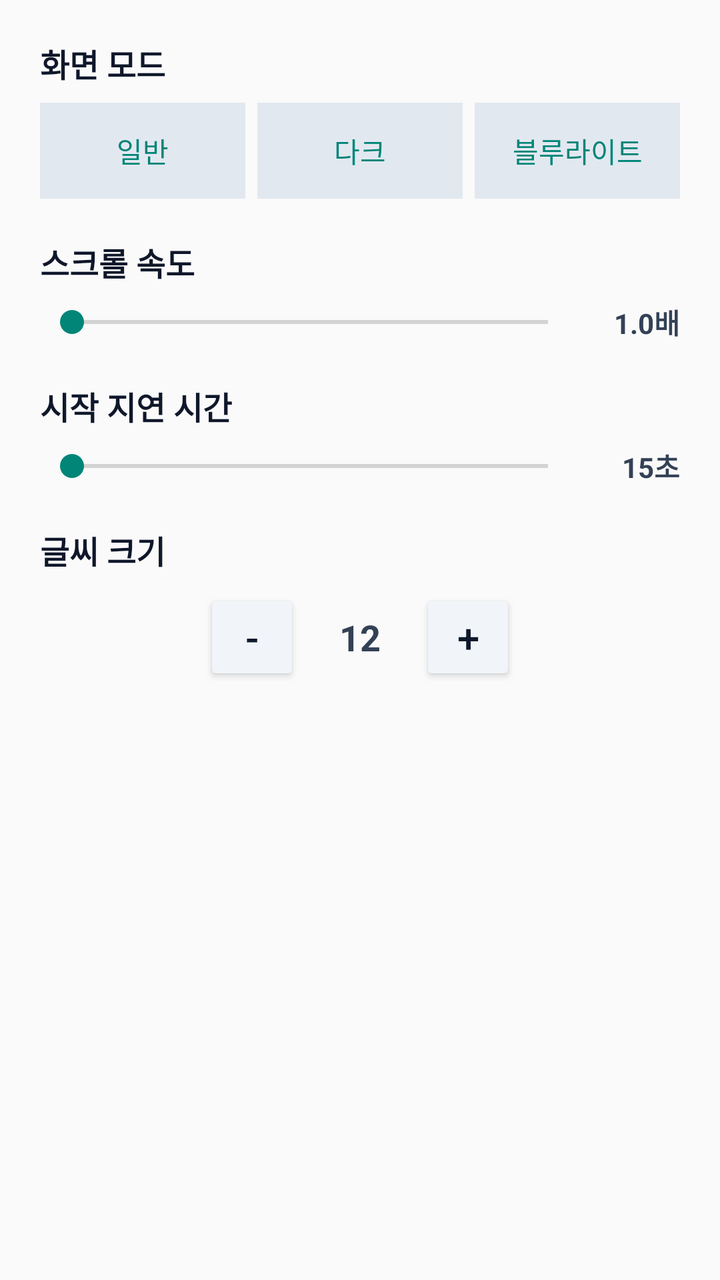
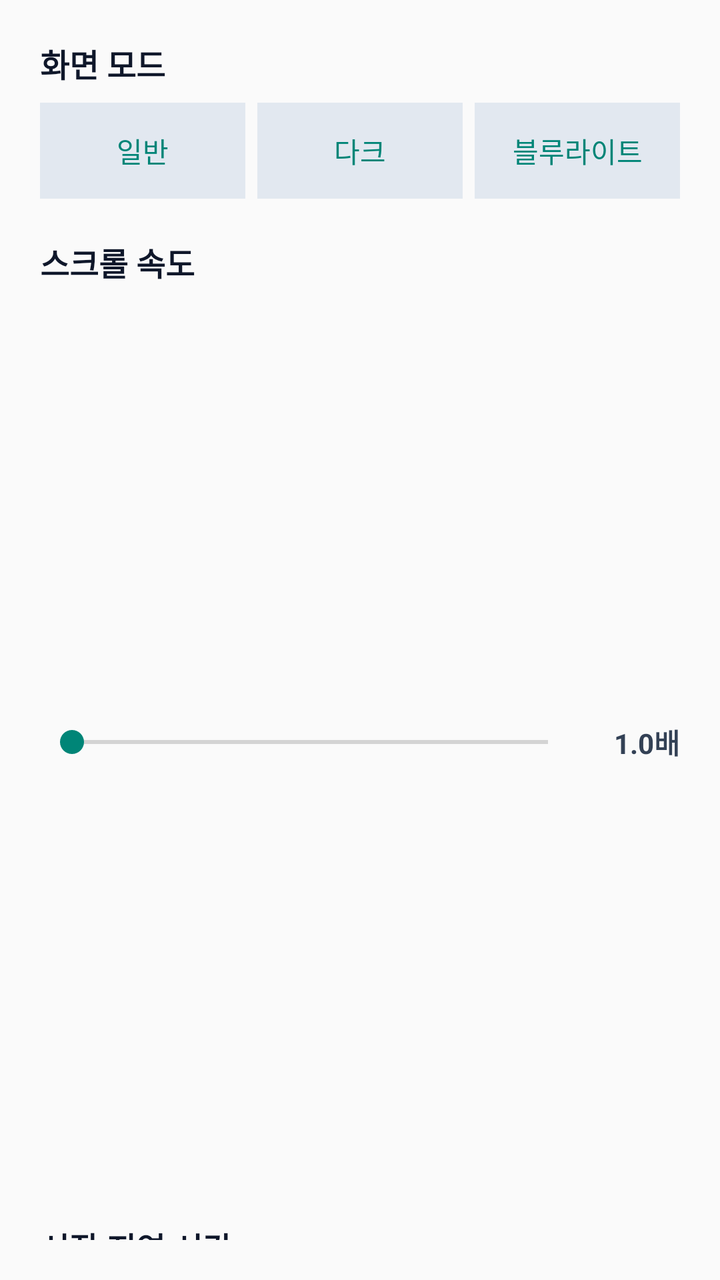

Compare the two renders of this Android layout. The source of the first and the diff that turns it into the second are given below.
<!-- AndroidManifest.xml: application theme android:Theme.Material.Light.NoActionBar -->
<!-- res/layout/dialog_display_settings.xml -->
<?xml version="1.0" encoding="utf-8"?>
<LinearLayout xmlns:android="http://schemas.android.com/apk/res/android"
    android:layout_width="match_parent"
    android:layout_height="wrap_content"
    android:orientation="vertical"
    android:padding="20dp">

    
    <TextView
        android:layout_width="wrap_content"
        android:layout_height="wrap_content"
        android:text="화면 모드"
        android:textStyle="bold"
        android:textColor="#0F172A"
        android:textSize="16sp" />

    <LinearLayout
        android:layout_width="match_parent"
        android:layout_height="wrap_content"
        android:orientation="horizontal"
        android:layout_marginTop="8dp">

        <Button
            android:id="@+id/themeNormalBtn"
            android:layout_width="0dp"
            android:layout_height="wrap_content"
            android:layout_weight="1"
            android:layout_marginEnd="4dp"
            style="?android:attr/buttonBarButtonStyle"
            android:background="#E2E8F0"
            android:text="일반" />

        <Button
            android:id="@+id/themeDarkBtn"
            android:layout_width="0dp"
            android:layout_height="wrap_content"
            android:layout_weight="1"
            android:layout_marginHorizontal="2dp"
            style="?android:attr/buttonBarButtonStyle"
            android:background="#E2E8F0"
            android:text="다크" />

        <Button
            android:id="@+id/themeBlueBtn"
            android:layout_width="0dp"
            android:layout_height="wrap_content"
            android:layout_weight="1"
            android:layout_marginStart="4dp"
            style="?android:attr/buttonBarButtonStyle"
            android:background="#E2E8F0"
            android:text="블루라이트" />
    </LinearLayout>

    
    <TextView
        android:layout_width="wrap_content"
        android:layout_height="wrap_content"
        android:layout_marginTop="20dp"
        android:text="스크롤 속도"
        android:textStyle="bold"
        android:textColor="#0F172A"
        android:textSize="16sp" />

    <LinearLayout
        android:layout_width="match_parent"
        android:layout_height="wrap_content"
        android:orientation="horizontal"
        android:gravity="center_vertical"
        android:layout_marginTop="8dp">
        <SeekBar
            android:id="@+id/displaySpeedSeekBar"
            android:layout_width="0dp"
            android:layout_height="wrap_content"
            android:layout_weight="1" />
        <TextView
            android:id="@+id/displaySpeedValue"
            android:layout_width="50dp"
            android:layout_height="wrap_content"
            android:gravity="end"
            android:text="1.0배"
            android:textColor="#334155"
            android:textStyle="bold" />
    </LinearLayout>

    
    <TextView
        android:layout_width="wrap_content"
        android:layout_height="wrap_content"
        android:layout_marginTop="20dp"
        android:text="시작 지연 시간"
        android:textStyle="bold"
        android:textColor="#0F172A"
        android:textSize="16sp" />

    <LinearLayout
        android:layout_width="match_parent"
        android:layout_height="wrap_content"
        android:orientation="horizontal"
        android:gravity="center_vertical"
        android:layout_marginTop="8dp">
        <SeekBar
            android:id="@+id/delaySeekBar"
            android:layout_width="0dp"
            android:layout_height="wrap_content"
            android:layout_weight="1"
            android:max="4" />
        <TextView
            android:id="@+id/delayValue"
            android:layout_width="50dp"
            android:layout_height="wrap_content"
            android:gravity="end"
            android:text="15초"
            android:textColor="#334155"
            android:textStyle="bold" />
    </LinearLayout>

    
    <TextView
        android:layout_width="wrap_content"
        android:layout_height="wrap_content"
        android:layout_marginTop="20dp"
        android:text="글씨 크기"
        android:textStyle="bold"
        android:textColor="#0F172A"
        android:textSize="16sp" />

    <LinearLayout
        android:layout_width="match_parent"
        android:layout_height="wrap_content"
        android:orientation="horizontal"
        android:gravity="center"
        android:layout_marginTop="8dp">

        <Button
            android:id="@+id/fontMinusBtn"
            android:layout_width="48dp"
            android:layout_height="48dp"
            android:backgroundTint="#F1F5F9"
            android:textColor="#0F172A"
            android:text="-"
            android:textSize="20sp" />

        <TextView
            android:id="@+id/fontValueText"
            android:layout_width="60dp"
            android:layout_height="wrap_content"
            android:gravity="center"
            android:text="12"
            android:textColor="#334155"
            android:textSize="18sp"
            android:textStyle="bold" />

        <Button
            android:id="@+id/fontPlusBtn"
            android:layout_width="48dp"
            android:layout_height="48dp"
            android:backgroundTint="#F1F5F9"
            android:textColor="#0F172A"
            android:text="+"
            android:textSize="20sp" />
    </LinearLayout>
</LinearLayout>
<!-- resources referenced by this layout -->
<resources>

</resources>

<!-- the commit's change to res/layout/dialog_display_settings.xml (unified diff, before → after) -->
@@ -67,10 +67,11 @@
         android:orientation="horizontal"
         android:gravity="center_vertical"
         android:layout_marginTop="8dp">
+
         <SeekBar
             android:id="@+id/displaySpeedSeekBar"
-            android:layout_width="0dp"
-            android:layout_height="wrap_content"
+            android:layout_width="80dp"
+            android:layout_height="441dp"
             android:layout_weight="1" />
         <TextView
             android:id="@+id/displaySpeedValue"
